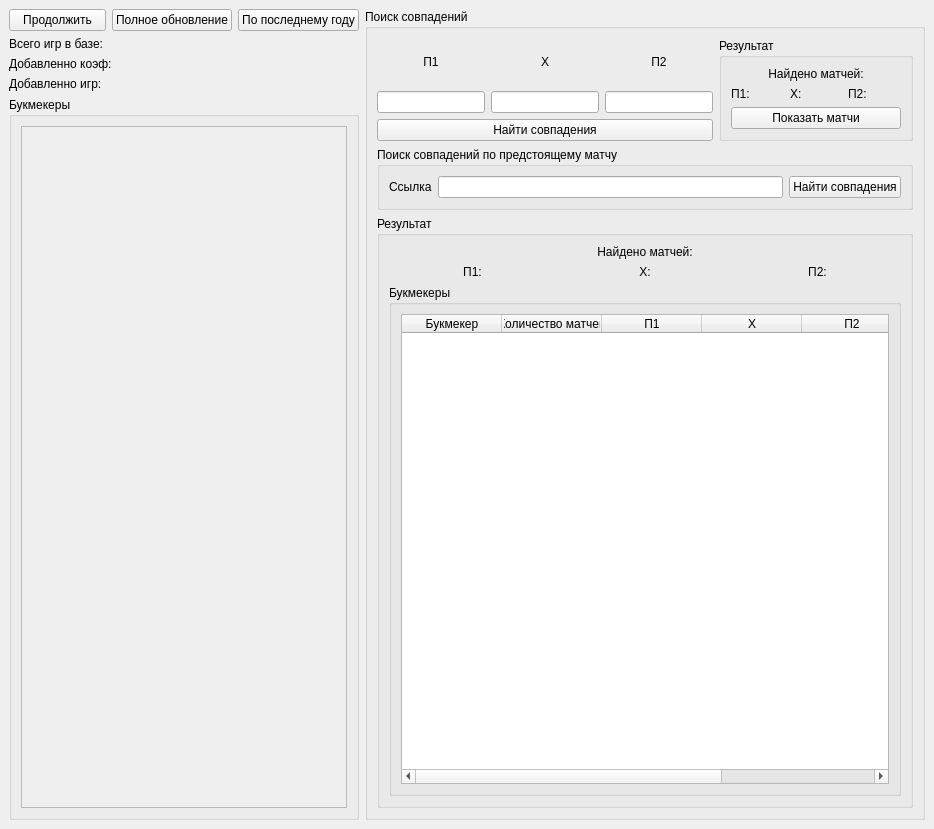
First picture: the form in mainwindow_v2.ui, repository isys35/odds_bk2, before the edit.
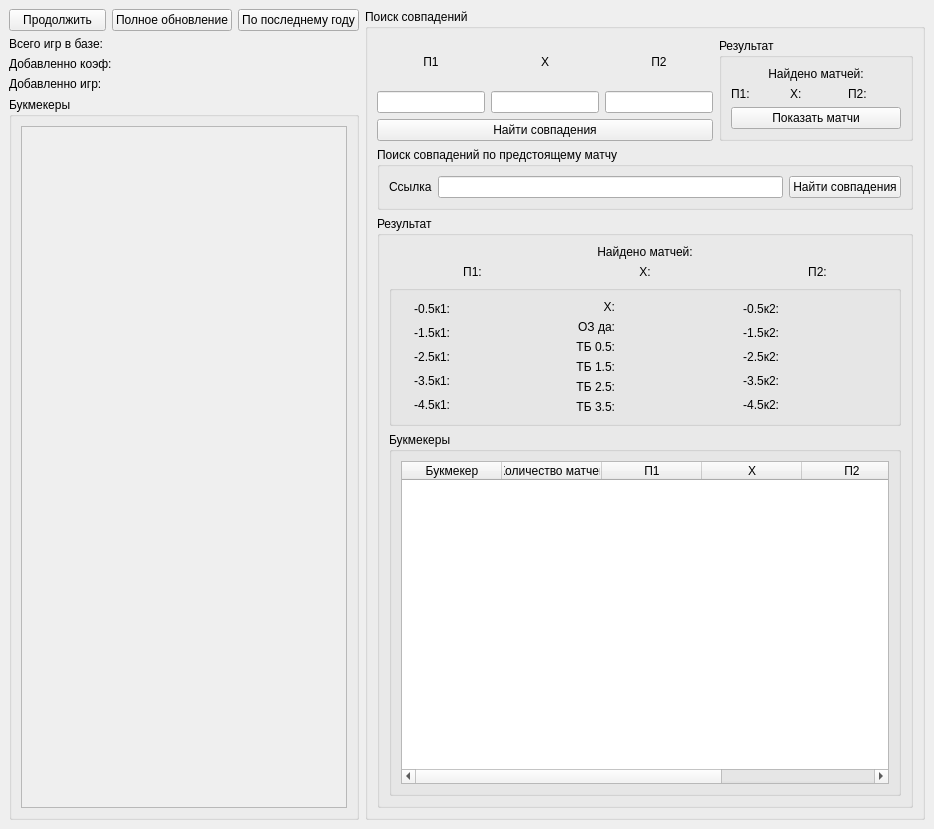
Second picture: the form after the edit.

Commit message: счётчики в главном окне

```diff
--- a/mainwindow_v2.ui
+++ b/mainwindow_v2.ui
@@ -364,6 +364,545 @@
                   </item>
                  </layout>
                 </item>
+                <item>
+                 <widget class="QGroupBox" name="groupBox_7">
+                  <property name="title">
+                   <string/>
+                  </property>
+                  <layout class="QHBoxLayout" name="horizontalLayout_9">
+                   <item>
+                    <layout class="QVBoxLayout" name="verticalLayout_7">
+                     <item>
+                      <layout class="QHBoxLayout" name="horizontalLayout_10">
+                       <item>
+                        <widget class="QLabel" name="label_22">
+                         <property name="text">
+                          <string>-0.5к1:</string>
+                         </property>
+                         <property name="alignment">
+                          <set>Qt::AlignRight|Qt::AlignTrailing|Qt::AlignVCenter</set>
+                         </property>
+                        </widget>
+                       </item>
+                       <item>
+                        <widget class="QLabel" name="label_23">
+                         <property name="text">
+                          <string/>
+                         </property>
+                         <property name="alignment">
+                          <set>Qt::AlignCenter</set>
+                         </property>
+                        </widget>
+                       </item>
+                       <item>
+                        <widget class="QLabel" name="label_24">
+                         <property name="text">
+                          <string/>
+                         </property>
+                        </widget>
+                       </item>
+                      </layout>
+                     </item>
+                     <item>
+                      <layout class="QHBoxLayout" name="horizontalLayout_13">
+                       <item>
+                        <widget class="QLabel" name="label_25">
+                         <property name="text">
+                          <string>-1.5к1:</string>
+                         </property>
+                         <property name="alignment">
+                          <set>Qt::AlignRight|Qt::AlignTrailing|Qt::AlignVCenter</set>
+                         </property>
+                        </widget>
+                       </item>
+                       <item>
+                        <widget class="QLabel" name="label_26">
+                         <property name="text">
+                          <string/>
+                         </property>
+                         <property name="alignment">
+                          <set>Qt::AlignCenter</set>
+                         </property>
+                        </widget>
+                       </item>
+                       <item>
+                        <widget class="QLabel" name="label_27">
+                         <property name="text">
+                          <string/>
+                         </property>
+                        </widget>
+                       </item>
+                      </layout>
+                     </item>
+                     <item>
+                      <layout class="QHBoxLayout" name="horizontalLayout_14">
+                       <item>
+                        <widget class="QLabel" name="label_28">
+                         <property name="text">
+                          <string>-2.5к1:</string>
+                         </property>
+                         <property name="alignment">
+                          <set>Qt::AlignRight|Qt::AlignTrailing|Qt::AlignVCenter</set>
+                         </property>
+                        </widget>
+                       </item>
+                       <item>
+                        <widget class="QLabel" name="label_29">
+                         <property name="text">
+                          <string/>
+                         </property>
+                         <property name="alignment">
+                          <set>Qt::AlignCenter</set>
+                         </property>
+                        </widget>
+                       </item>
+                       <item>
+                        <widget class="QLabel" name="label_30">
+                         <property name="text">
+                          <string/>
+                         </property>
+                        </widget>
+                       </item>
+                      </layout>
+                     </item>
+                     <item>
+                      <layout class="QHBoxLayout" name="horizontalLayout_15">
+                       <item>
+                        <widget class="QLabel" name="label_31">
+                         <property name="text">
+                          <string>-3.5к1:</string>
+                         </property>
+                         <property name="alignment">
+                          <set>Qt::AlignRight|Qt::AlignTrailing|Qt::AlignVCenter</set>
+                         </property>
+                        </widget>
+                       </item>
+                       <item>
+                        <widget class="QLabel" name="label_32">
+                         <property name="text">
+                          <string/>
+                         </property>
+                         <property name="alignment">
+                          <set>Qt::AlignCenter</set>
+                         </property>
+                        </widget>
+                       </item>
+                       <item>
+                        <widget class="QLabel" name="label_33">
+                         <property name="text">
+                          <string/>
+                         </property>
+                        </widget>
+                       </item>
+                      </layout>
+                     </item>
+                     <item>
+                      <layout class="QHBoxLayout" name="horizontalLayout_16">
+                       <item>
+                        <widget class="QLabel" name="label_64">
+                         <property name="text">
+                          <string>-4.5к1:</string>
+                         </property>
+                         <property name="textFormat">
+                          <enum>Qt::AutoText</enum>
+                         </property>
+                         <property name="scaledContents">
+                          <bool>false</bool>
+                         </property>
+                         <property name="alignment">
+                          <set>Qt::AlignRight|Qt::AlignTrailing|Qt::AlignVCenter</set>
+                         </property>
+                        </widget>
+                       </item>
+                       <item>
+                        <widget class="QLabel" name="label_65">
+                         <property name="text">
+                          <string/>
+                         </property>
+                         <property name="alignment">
+                          <set>Qt::AlignCenter</set>
+                         </property>
+                        </widget>
+                       </item>
+                       <item>
+                        <widget class="QLabel" name="label_66">
+                         <property name="text">
+                          <string/>
+                         </property>
+                        </widget>
+                       </item>
+                      </layout>
+                     </item>
+                    </layout>
+                   </item>
+                   <item>
+                    <layout class="QVBoxLayout" name="verticalLayout_20">
+                     <item>
+                      <layout class="QVBoxLayout" name="verticalLayout_22">
+                       <item>
+                        <layout class="QHBoxLayout" name="horizontalLayout_27">
+                         <item>
+                          <widget class="QLabel" name="label_67">
+                           <property name="text">
+                            <string>X:</string>
+                           </property>
+                           <property name="alignment">
+                            <set>Qt::AlignRight|Qt::AlignTrailing|Qt::AlignVCenter</set>
+                           </property>
+                          </widget>
+                         </item>
+                         <item>
+                          <widget class="QLabel" name="label_68">
+                           <property name="text">
+                            <string/>
+                           </property>
+                           <property name="alignment">
+                            <set>Qt::AlignCenter</set>
+                           </property>
+                          </widget>
+                         </item>
+                         <item>
+                          <widget class="QLabel" name="label_69">
+                           <property name="text">
+                            <string/>
+                           </property>
+                          </widget>
+                         </item>
+                        </layout>
+                       </item>
+                       <item>
+                        <layout class="QHBoxLayout" name="horizontalLayout_28">
+                         <item>
+                          <widget class="QLabel" name="label_70">
+                           <property name="text">
+                            <string>ОЗ да:</string>
+                           </property>
+                           <property name="alignment">
+                            <set>Qt::AlignRight|Qt::AlignTrailing|Qt::AlignVCenter</set>
+                           </property>
+                          </widget>
+                         </item>
+                         <item>
+                          <widget class="QLabel" name="label_71">
+                           <property name="text">
+                            <string/>
+                           </property>
+                           <property name="alignment">
+                            <set>Qt::AlignCenter</set>
+                           </property>
+                          </widget>
+                         </item>
+                         <item>
+                          <widget class="QLabel" name="label_72">
+                           <property name="text">
+                            <string/>
+                           </property>
+                          </widget>
+                         </item>
+                        </layout>
+                       </item>
+                       <item>
+                        <layout class="QHBoxLayout" name="horizontalLayout_29">
+                         <item>
+                          <widget class="QLabel" name="label_73">
+                           <property name="text">
+                            <string>ТБ 0.5:</string>
+                           </property>
+                           <property name="textFormat">
+                            <enum>Qt::AutoText</enum>
+                           </property>
+                           <property name="scaledContents">
+                            <bool>false</bool>
+                           </property>
+                           <property name="alignment">
+                            <set>Qt::AlignRight|Qt::AlignTrailing|Qt::AlignVCenter</set>
+                           </property>
+                          </widget>
+                         </item>
+                         <item>
+                          <widget class="QLabel" name="label_74">
+                           <property name="text">
+                            <string/>
+                           </property>
+                           <property name="alignment">
+                            <set>Qt::AlignCenter</set>
+                           </property>
+                          </widget>
+                         </item>
+                         <item>
+                          <widget class="QLabel" name="label_75">
+                           <property name="text">
+                            <string/>
+                           </property>
+                          </widget>
+                         </item>
+                        </layout>
+                       </item>
+                       <item>
+                        <layout class="QHBoxLayout" name="horizontalLayout_30">
+                         <item>
+                          <widget class="QLabel" name="label_76">
+                           <property name="text">
+                            <string>ТБ 1.5:</string>
+                           </property>
+                           <property name="alignment">
+                            <set>Qt::AlignRight|Qt::AlignTrailing|Qt::AlignVCenter</set>
+                           </property>
+                          </widget>
+                         </item>
+                         <item>
+                          <widget class="QLabel" name="label_77">
+                           <property name="text">
+                            <string/>
+                           </property>
+                           <property name="alignment">
+                            <set>Qt::AlignCenter</set>
+                           </property>
+                          </widget>
+                         </item>
+                         <item>
+                          <widget class="QLabel" name="label_78">
+                           <property name="text">
+                            <string/>
+                           </property>
+                          </widget>
+                         </item>
+                        </layout>
+                       </item>
+                       <item>
+                        <layout class="QHBoxLayout" name="horizontalLayout_31">
+                         <item>
+                          <widget class="QLabel" name="label_79">
+                           <property name="text">
+                            <string>ТБ 2.5:</string>
+                           </property>
+                           <property name="alignment">
+                            <set>Qt::AlignRight|Qt::AlignTrailing|Qt::AlignVCenter</set>
+                           </property>
+                          </widget>
+                         </item>
+                         <item>
+                          <widget class="QLabel" name="label_80">
+                           <property name="text">
+                            <string/>
+                           </property>
+                           <property name="alignment">
+                            <set>Qt::AlignCenter</set>
+                           </property>
+                          </widget>
+                         </item>
+                         <item>
+                          <widget class="QLabel" name="label_81">
+                           <property name="text">
+                            <string/>
+                           </property>
+                          </widget>
+                         </item>
+                        </layout>
+                       </item>
+                       <item>
+                        <layout class="QHBoxLayout" name="horizontalLayout_32">
+                         <item>
+                          <widget class="QLabel" name="label_82">
+                           <property name="text">
+                            <string>ТБ 3.5:</string>
+                           </property>
+                           <property name="alignment">
+                            <set>Qt::AlignRight|Qt::AlignTrailing|Qt::AlignVCenter</set>
+                           </property>
+                          </widget>
+                         </item>
+                         <item>
+                          <widget class="QLabel" name="label_83">
+                           <property name="text">
+                            <string/>
+                           </property>
+                           <property name="alignment">
+                            <set>Qt::AlignCenter</set>
+                           </property>
+                          </widget>
+                         </item>
+                         <item>
+                          <widget class="QLabel" name="label_84">
+                           <property name="text">
+                            <string/>
+                           </property>
+                          </widget>
+                         </item>
+                        </layout>
+                       </item>
+                      </layout>
+                     </item>
+                    </layout>
+                   </item>
+                   <item>
+                    <layout class="QVBoxLayout" name="verticalLayout_23">
+                     <item>
+                      <layout class="QHBoxLayout" name="horizontalLayout_33">
+                       <item>
+                        <widget class="QLabel" name="label_85">
+                         <property name="text">
+                          <string>-0.5к2:</string>
+                         </property>
+                         <property name="alignment">
+                          <set>Qt::AlignRight|Qt::AlignTrailing|Qt::AlignVCenter</set>
+                         </property>
+                        </widget>
+                       </item>
+                       <item>
+                        <widget class="QLabel" name="label_86">
+                         <property name="text">
+                          <string/>
+                         </property>
+                         <property name="alignment">
+                          <set>Qt::AlignCenter</set>
+                         </property>
+                        </widget>
+                       </item>
+                       <item>
+                        <widget class="QLabel" name="label_87">
+                         <property name="text">
+                          <string/>
+                         </property>
+                        </widget>
+                       </item>
+                      </layout>
+                     </item>
+                     <item>
+                      <layout class="QHBoxLayout" name="horizontalLayout_34">
+                       <item>
+                        <widget class="QLabel" name="label_88">
+                         <property name="text">
+                          <string>-1.5к2:</string>
+                         </property>
+                         <property name="alignment">
+                          <set>Qt::AlignRight|Qt::AlignTrailing|Qt::AlignVCenter</set>
+                         </property>
+                        </widget>
+                       </item>
+                       <item>
+                        <widget class="QLabel" name="label_89">
+                         <property name="text">
+                          <string/>
+                         </property>
+                         <property name="alignment">
+                          <set>Qt::AlignCenter</set>
+                         </property>
+                        </widget>
+                       </item>
+                       <item>
+                        <widget class="QLabel" name="label_90">
+                         <property name="text">
+                          <string/>
+                         </property>
+                        </widget>
+                       </item>
+                      </layout>
+                     </item>
+                     <item>
+                      <layout class="QHBoxLayout" name="horizontalLayout_35">
+                       <item>
+                        <widget class="QLabel" name="label_91">
+                         <property name="text">
+                          <string>-2.5к2:</string>
+                         </property>
+                         <property name="textFormat">
+                          <enum>Qt::AutoText</enum>
+                         </property>
+                         <property name="scaledContents">
+                          <bool>false</bool>
+                         </property>
+                         <property name="alignment">
+                          <set>Qt::AlignRight|Qt::AlignTrailing|Qt::AlignVCenter</set>
+                         </property>
+                        </widget>
+                       </item>
+                       <item>
+                        <widget class="QLabel" name="label_92">
+                         <property name="text">
+                          <string/>
+                         </property>
+                         <property name="alignment">
+                          <set>Qt::AlignCenter</set>
+                         </property>
+                        </widget>
+                       </item>
+                       <item>
+                        <widget class="QLabel" name="label_93">
+                         <property name="text">
+                          <string/>
+                         </property>
+                        </widget>
+                       </item>
+                      </layout>
+                     </item>
+                     <item>
+                      <layout class="QHBoxLayout" name="horizontalLayout_36">
+                       <item>
+                        <widget class="QLabel" name="label_94">
+                         <property name="text">
+                          <string>-3.5к2:</string>
+                         </property>
+                         <property name="alignment">
+                          <set>Qt::AlignRight|Qt::AlignTrailing|Qt::AlignVCenter</set>
+                         </property>
+                        </widget>
+                       </item>
+                       <item>
+                        <widget class="QLabel" name="label_95">
+                         <property name="text">
+                          <string/>
+                         </property>
+                         <property name="alignment">
+                          <set>Qt::AlignCenter</set>
+                         </property>
+                        </widget>
+                       </item>
+                       <item>
+                        <widget class="QLabel" name="label_96">
+                         <property name="text">
+                          <string/>
+                         </property>
+                        </widget>
+                       </item>
+                      </layout>
+                     </item>
+                     <item>
+                      <layout class="QHBoxLayout" name="horizontalLayout_37">
+                       <item>
+                        <widget class="QLabel" name="label_97">
+                         <property name="text">
+                          <string>-4.5к2:</string>
+                         </property>
+                         <property name="alignment">
+                          <set>Qt::AlignRight|Qt::AlignTrailing|Qt::AlignVCenter</set>
+                         </property>
+                        </widget>
+                       </item>
+                       <item>
+                        <widget class="QLabel" name="label_98">
+                         <property name="text">
+                          <string/>
+                         </property>
+                         <property name="alignment">
+                          <set>Qt::AlignCenter</set>
+                         </property>
+                        </widget>
+                       </item>
+                       <item>
+                        <widget class="QLabel" name="label_99">
+                         <property name="text">
+                          <string/>
+                         </property>
+                        </widget>
+                       </item>
+                      </layout>
+                     </item>
+                    </layout>
+                   </item>
+                  </layout>
+                 </widget>
+                </item>
                 <item>
                  <widget class="QGroupBox" name="groupBox_6">
                   <property name="title">
```
Left out of the diff: 4 changed lines with no effect on the pictures. The commit also changes 2 other files.
